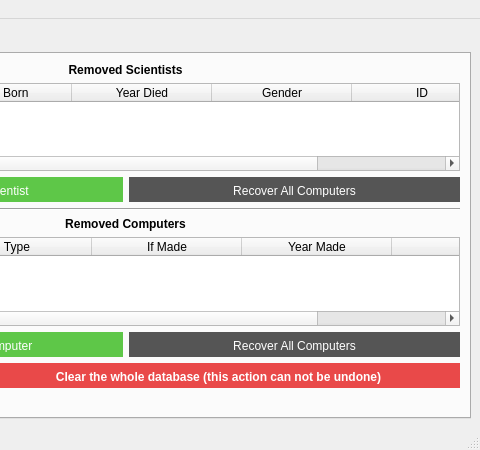
Before: the Qt Designer form VL1-project/mainwindow.ui in birkirk/vln1-35, drawn with Qt 5; both pictures show x 229 to 709 and y 0 to 450 of the 709 by 450 pixel window.
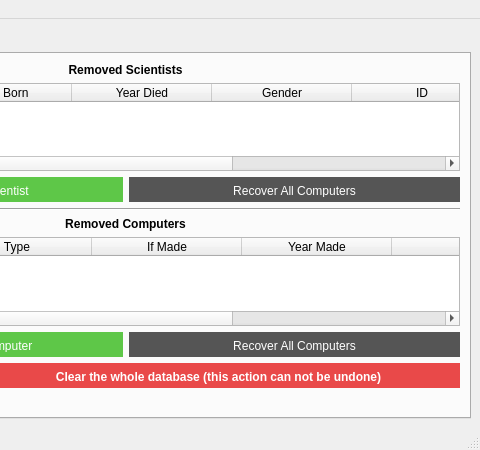
After: the same form once the commit is applied. The open tabs and pages were chosen to show the change. Icons and pictures are not drawn.

The edit to the form file:
```diff
--- a/VL1-project/mainwindow.ui
+++ b/VL1-project/mainwindow.ui
@@ -614,8 +614,8 @@
             </property>
             <property name="maximumSize">
              <size>
-              <width>800</width>
-              <height>2000</height>
+              <width>16777215</width>
+              <height>16777215</height>
              </size>
             </property>
             <property name="editTriggers">
@@ -661,6 +661,11 @@
               <string>ID</string>
              </property>
             </column>
+            <column>
+             <property name="text">
+              <string/>
+             </property>
+            </column>
            </widget>
           </item>
           <item>
@@ -763,8 +768,8 @@
             </property>
             <property name="maximumSize">
              <size>
-              <width>800</width>
-              <height>2000</height>
+              <width>16777215</width>
+              <height>16777215</height>
              </size>
             </property>
             <property name="editTriggers">
@@ -807,6 +812,11 @@
               <string>ID</string>
              </property>
             </column>
+            <column>
+             <property name="text">
+              <string/>
+             </property>
+            </column>
            </widget>
           </item>
           <item>
```
Left out of the diff: 20 changed lines with no effect on the pictures.
